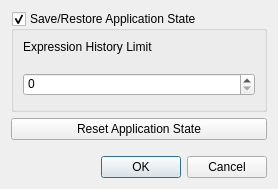
First picture: the form in src/forms/settingsdialog.ui, repository vetux/qcalculator, before the edit.
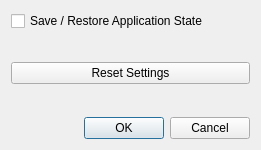
Second picture: the form after the edit.

Commit message: Replace settings groupbox widget with checkbox

```diff
--- a/src/forms/settingsdialog.ui
+++ b/src/forms/settingsdialog.ui
@@ -6,8 +6,8 @@
    <rect>
     <x>0</x>
     <y>0</y>
-    <width>278</width>
-    <height>189</height>
+    <width>261</width>
+    <height>150</height>
    </rect>
   </property>
   <property name="windowTitle">
@@ -15,56 +15,32 @@
   </property>
   <layout class="QVBoxLayout" name="verticalLayout">
    <item>
-    <widget class="QGroupBox" name="groupBox_saverestore">
-     <property name="title">
-      <string>Save/Restore Application State</string>
+    <widget class="QCheckBox" name="checkBox">
+     <property name="text">
+      <string>Save / Restore Application State</string>
      </property>
-     <property name="flat">
-      <bool>false</bool>
-     </property>
-     <property name="checkable">
-      <bool>true</bool>
-     </property>
-     <property name="checked">
-      <bool>true</bool>
-     </property>
-     <layout class="QVBoxLayout" name="verticalLayout_2">
-      <item alignment="Qt::AlignTop">
-       <widget class="QLabel" name="label">
-        <property name="sizePolicy">
-         <sizepolicy hsizetype="Preferred" vsizetype="Fixed">
-          <horstretch>0</horstretch>
-          <verstretch>0</verstretch>
-         </sizepolicy>
-        </property>
-        <property name="text">
-         <string>Expression History Limit</string>
-        </property>
-       </widget>
-      </item>
-      <item alignment="Qt::AlignTop">
-       <widget class="QSpinBox" name="spinBox_historylimit">
-        <property name="sizePolicy">
-         <sizepolicy hsizetype="Minimum" vsizetype="Minimum">
-          <horstretch>0</horstretch>
-          <verstretch>0</verstretch>
-         </sizepolicy>
-        </property>
-        <property name="frame">
-         <bool>true</bool>
-        </property>
-        <property name="alignment">
-         <set>Qt::AlignLeading|Qt::AlignLeft|Qt::AlignTop</set>
-        </property>
-       </widget>
-      </item>
-     </layout>
     </widget>
    </item>
+   <item>
+    <spacer name="verticalSpacer_2">
+     <property name="orientation">
+      <enum>Qt::Vertical</enum>
+     </property>
+     <property name="sizeType">
+      <enum>QSizePolicy::Fixed</enum>
+     </property>
+     <property name="sizeHint" stdset="0">
+      <size>
+       <width>0</width>
+       <height>25</height>
+      </size>
+     </property>
+    </spacer>
+   </item>
    <item>
     <widget class="QPushButton" name="pushButton_resetstate">
      <property name="text">
-      <string>Reset Application State</string>
+      <string>Reset Settings</string>
      </property>
     </widget>
    </item>
@@ -74,7 +50,7 @@
       <enum>Qt::Vertical</enum>
      </property>
      <property name="sizeType">
-      <enum>QSizePolicy::Fixed</enum>
+      <enum>QSizePolicy::MinimumExpanding</enum>
      </property>
      <property name="sizeHint" stdset="0">
       <size>
```
The commit also changes 2 other files.
